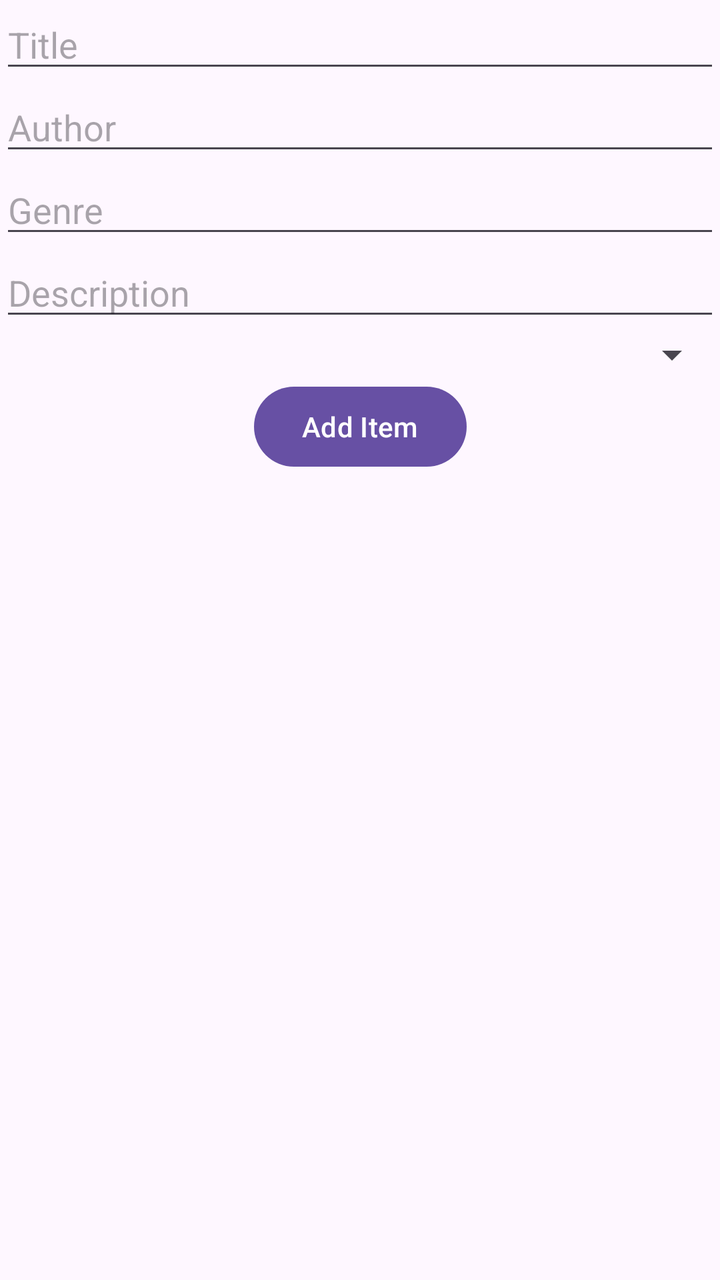
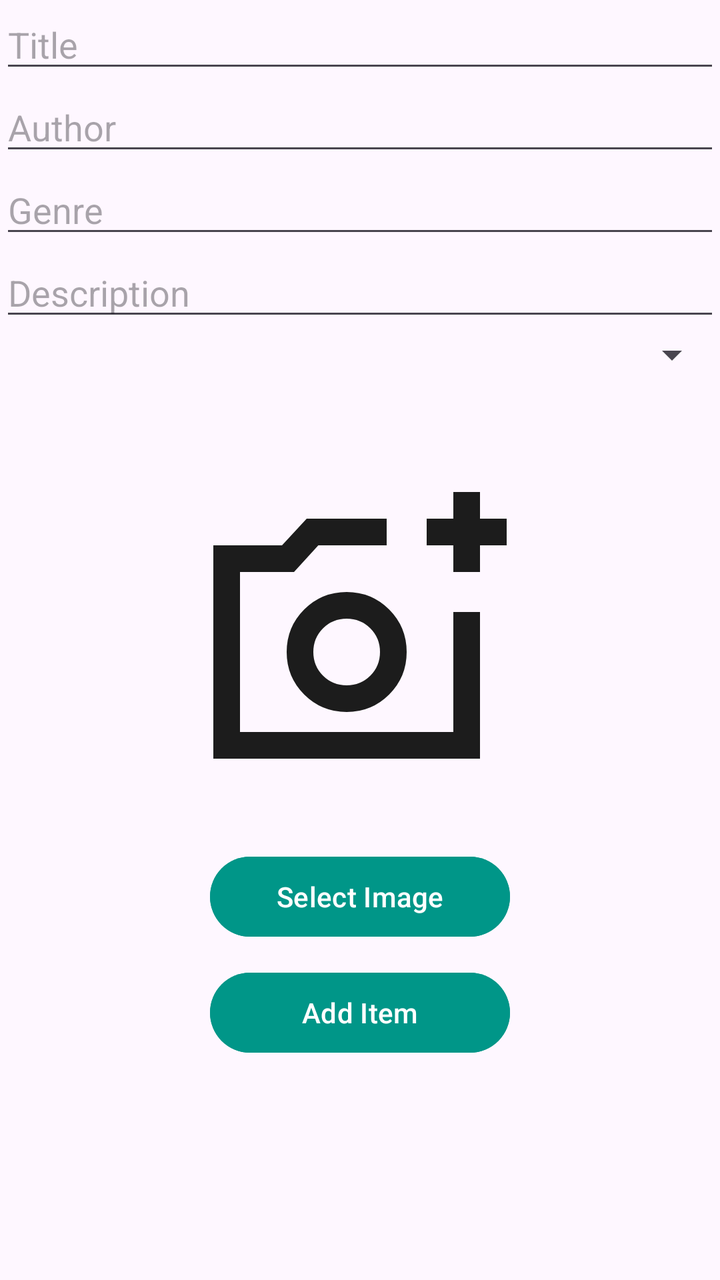

Two renders of the same Android screen: before a commit and after it. Below are the layout's source before the change and the commit's diff.
<!-- AndroidManifest.xml: application theme Theme.B07DemoSummer2024 -->
<!-- res/layout/fragment_add_item.xml -->
<?xml version="1.0" encoding="utf-8"?>
<androidx.constraintlayout.widget.ConstraintLayout xmlns:android="http://schemas.android.com/apk/res/android"
    xmlns:app="http://schemas.android.com/apk/res-auto"
    xmlns:tools="http://schemas.android.com/tools"
    android:layout_width="match_parent"
    android:layout_height="match_parent"
    tools:context=".AddItemFragment">

    <EditText
        android:id="@+id/editTextTitle"
        android:layout_width="0dp"
        android:layout_height="wrap_content"
        android:hint="Title"
        app:layout_constraintTop_toTopOf="parent"
        app:layout_constraintStart_toStartOf="parent"
        app:layout_constraintEnd_toEndOf="parent"/>

    <EditText
        android:id="@+id/editTextAuthor"
        android:layout_width="0dp"
        android:layout_height="wrap_content"
        android:hint="Author"
        app:layout_constraintTop_toBottomOf="@+id/editTextTitle"
        app:layout_constraintStart_toStartOf="parent"
        app:layout_constraintEnd_toEndOf="parent"/>

    <EditText
        android:id="@+id/editTextGenre"
        android:layout_width="0dp"
        android:layout_height="wrap_content"
        android:hint="Genre"
        app:layout_constraintTop_toBottomOf="@+id/editTextAuthor"
        app:layout_constraintStart_toStartOf="parent"
        app:layout_constraintEnd_toEndOf="parent"/>

    <EditText
        android:id="@+id/editTextDescription"
        android:layout_width="0dp"
        android:layout_height="wrap_content"
        android:hint="Description"
        app:layout_constraintTop_toBottomOf="@+id/editTextGenre"
        app:layout_constraintStart_toStartOf="parent"
        app:layout_constraintEnd_toEndOf="parent"/>

    <Spinner
        android:id="@+id/spinnerCategory"
        android:layout_width="0dp"
        android:layout_height="wrap_content"
        app:layout_constraintTop_toBottomOf="@+id/editTextDescription"
        app:layout_constraintStart_toStartOf="parent"
        app:layout_constraintEnd_toEndOf="parent"/>

    <Button
        android:id="@+id/buttonAdd"
        android:layout_width="wrap_content"
        android:layout_height="wrap_content"
        android:text="@string/add_item"
        app:layout_constraintTop_toBottomOf="@+id/spinnerCategory"
        app:layout_constraintStart_toStartOf="parent"
        app:layout_constraintEnd_toEndOf="parent"/>
</androidx.constraintlayout.widget.ConstraintLayout>
<!-- resources referenced by this layout -->
<resources>
  <string name="add_item">Add Item</string>
  <style name="Theme.B07DemoSummer2024" parent="Base.Theme.B07DemoSummer2024" />
  <style name="Base.Theme.B07DemoSummer2024" parent="Theme.Material3.DayNight.NoActionBar">
          
          
      </style>
</resources>

<!-- the commit's change to res/layout/fragment_add_item.xml (unified diff, before → after) -->
@@ -50,12 +50,38 @@
         app:layout_constraintStart_toStartOf="parent"
         app:layout_constraintEnd_toEndOf="parent"/>
 
-    <Button
-        android:id="@+id/buttonAdd"
-        android:layout_width="wrap_content"
-        android:layout_height="wrap_content"
-        android:text="@string/add_item"
+    <ImageView
+        android:id="@+id/selectedImagePreview"
+        android:layout_width="160dp"
+        android:layout_height="160dp"
+        android:layout_marginTop="50dp"
+        android:src="@drawable/add_photo"
+        android:contentDescription="@string/select_image_description"
+        android:clickable="true"
+        android:focusable="true"
         app:layout_constraintTop_toBottomOf="@+id/spinnerCategory"
         app:layout_constraintStart_toStartOf="parent"
         app:layout_constraintEnd_toEndOf="parent"/>
+
+    <Button
+        android:id="@+id/buttonSelectImage"
+        android:layout_width="150dp"
+        android:layout_height="wrap_content"
+        android:layout_marginTop="25dp"
+        android:backgroundTint="#009688"
+        android:text="@string/select_image_button"
+        app:layout_constraintTop_toBottomOf="@+id/selectedImagePreview"
+        app:layout_constraintStart_toStartOf="parent"
+        app:layout_constraintEnd_toEndOf="parent"/>
+
+    <Button
+        android:id="@+id/buttonAdd"
+        android:layout_width="150dp"
+        android:layout_height="wrap_content"
+        android:layout_marginTop="10dp"
+        android:text="@string/add_item"
+        android:backgroundTint="#009688"
+        app:layout_constraintTop_toBottomOf="@+id/buttonSelectImage"
+        app:layout_constraintStart_toStartOf="parent"
+        app:layout_constraintEnd_toEndOf="parent"/>
 </androidx.constraintlayout.widget.ConstraintLayout>
<!-- resource entries referenced after the edit -->
@@ -1,6 +1,14 @@
 <!-- resources referenced by this layout -->
 <resources>
+  <!-- drawable add_photo (drawable) -->
+  <vector xmlns:android="http://schemas.android.com/apk/res/android" android:height="24dp" android:tint="#1C1C1C" android:viewportHeight="960" android:viewportWidth="960" android:width="24dp">
+        
+      <path android:fillColor="@android:color/white" android:pathData="M440,520L440,520L440,520L440,520L440,520L540,520L540,520L540,520L440,520L440,520ZM40,840L40,200L246,200L320,120L560,120L560,200L355,200L282,280L120,280L120,760L760,760L760,400L840,400L840,840L40,840ZM760,280L760,200L680,200L680,120L760,120L760,40L840,40L840,120L920,120L920,200L840,200L840,280L760,280ZM440,700Q515,700 567.5,647.5Q620,595 620,520Q620,445 567.5,392.5Q515,340 440,340Q365,340 312.5,392.5Q260,445 260,520Q260,595 312.5,647.5Q365,700 440,700ZM440,620Q398,620 369,591Q340,562 340,520Q340,478 369,449Q398,420 440,420Q482,420 511,449Q540,478 540,520Q540,562 511,591Q482,620 440,620Z"/>
+      
+  </vector>
   <string name="add_item">Add Item</string>
+  <string name="select_image_button">Select Image</string>
+  <string name="select_image_description">Select an image</string>
   <style name="Theme.B07DemoSummer2024" parent="Base.Theme.B07DemoSummer2024" />
   <style name="Base.Theme.B07DemoSummer2024" parent="Theme.Material3.DayNight.NoActionBar">
           
